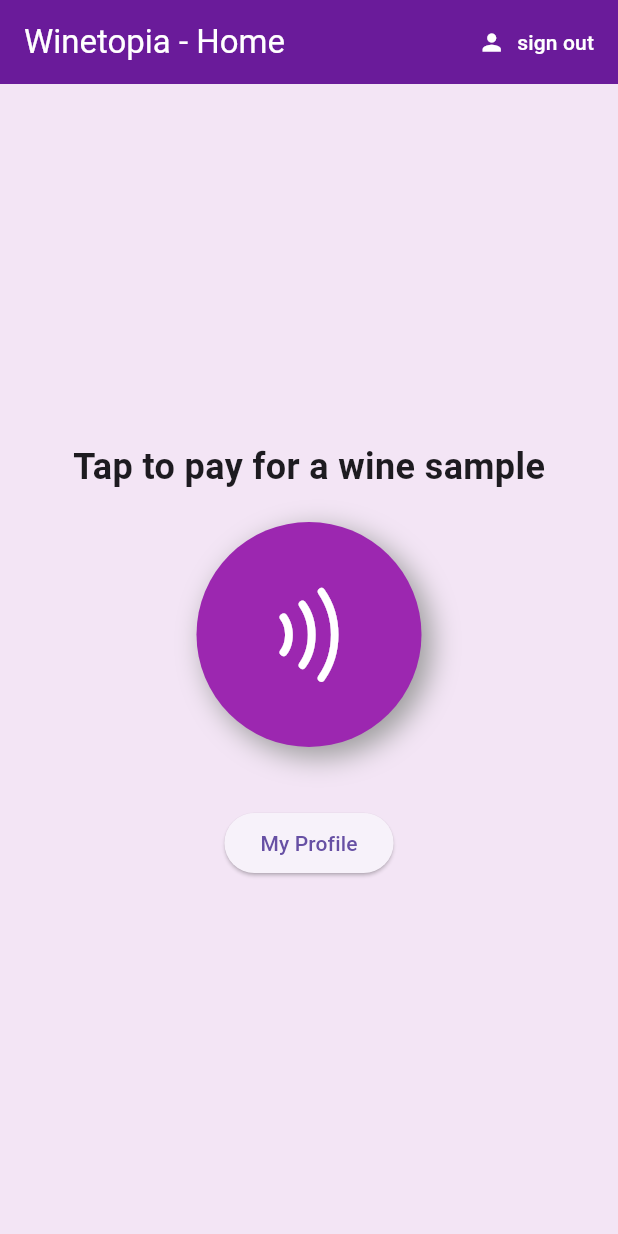
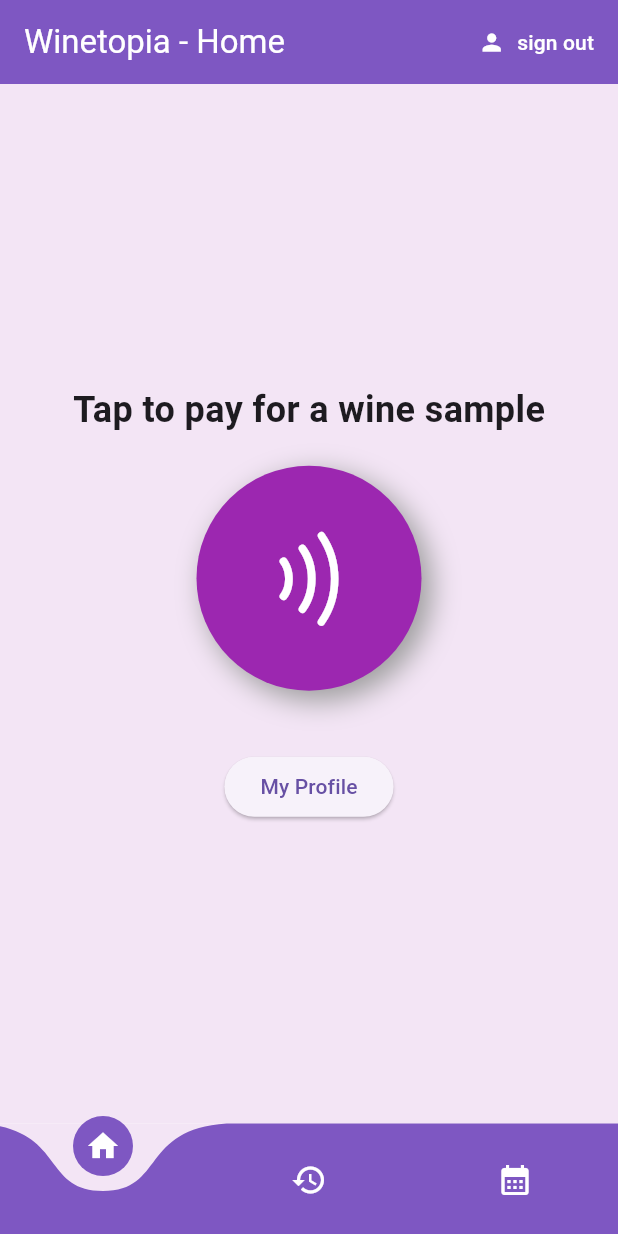
Before and after one commit to mnymkz/Winetopia, a Flutter app: the screen it shows once a user with an empty profile is signed in, on a phone screen of 412 x 824 dp. Run offline on Flutter 3.47's test engine with Material 3 defaults, Android fonts, the phone set to English and light mode, and no system bars; drawn by our look-alikes of curved_navigation_bar; our stand-ins replace cloud_firestore, firebase_auth, firebase_core, flutter_spinkit; missing offline and left inert: nfc_manager; accounts and stored records are empty.

Commit message:
feat: bottom navigation bar implemented
currently does not route to any other page as transaction history and event info do not exist yet

```diff
--- a/lib/screens/home/home.dart
+++ b/lib/screens/home/home.dart
@@ -24,13 +24,13 @@ class _HomeScreenState extends State<HomeScreen> {
   @override
   Widget build(BuildContext context) {
     return Scaffold(
-      backgroundColor: Colors.purple[50],
+      backgroundColor: Colors.purple.shade50,
       appBar: AppBar(
         title: const Text(
           'Winetopia - Home',
           style: TextStyle(color: Colors.white),
         ),
-        backgroundColor: Colors.purple[800],
+        backgroundColor: Colors.deepPurple.shade400,
         elevation: 0.0,
         actions: <Widget>[
           TextButton.icon(
--- /dev/null
+++ b/lib/screens/navigation.dart
@@ -0,0 +1,56 @@
+// ignore_for_file: prefer_const_constructors, prefer_const_literals_to_create_immutables
+
+import 'package:curved_navigation_bar/curved_navigation_bar.dart';
+import 'package:flutter/material.dart';
+import 'home/home.dart';
+
+class NavigationScreen extends StatefulWidget {
+  const NavigationScreen({Key? key}) : super(key: key);
+
+  @override
+  State<NavigationScreen> createState() => _NavigationScreenState();
+}
+
+class _NavigationScreenState extends State<NavigationScreen> {
+  int _selectedIndex = 0;
+
+  void _navigateCurvedBar(int index) {
+    setState(() {
+      _selectedIndex = index;
+    });
+  }
+
+  final List<Widget> _screens = [
+    HomeScreen(),
+    HomeScreen(), // change route to history
+    HomeScreen(), // change route to event info
+  ];
+
+  @override
+  Widget build(BuildContext context) {
+    return Scaffold(
+      body: _screens[_selectedIndex],
+      backgroundColor: Colors.white,
+      bottomNavigationBar: CurvedNavigationBar(
+        backgroundColor: Colors.purple.shade50,
+        color: Colors.deepPurple.shade400,
+        animationDuration: Duration(milliseconds: 200),
+        onTap: _navigateCurvedBar,
+        items: [
+          Icon(
+            Icons.home,
+            color: Colors.white
+          ),
+          Icon(
+            Icons.history,
+            color: Colors.white
+          ),
+          Icon(
+            Icons.calendar_month,
+            color: Colors.white
+          ),
+        ]
+      ),
+    );
+  }
+}
--- a/lib/screens/wrapper.dart
+++ b/lib/screens/wrapper.dart
@@ -2,7 +2,8 @@ import 'package:flutter/material.dart';
 import 'package:provider/provider.dart';
 import 'package:winetopia/models/winetopia_user.dart';
 import 'package:winetopia/screens/authenticate/authenticate.dart';
-import 'home/home.dart'; // Import the home screen
+import 'navigation.dart';
+//import 'home/home.dart'; // Import the home screen
 
 //screen wrapper class contains the screens
 class Wrapper extends StatelessWidget {
@@ -14,7 +15,8 @@ class Wrapper extends StatelessWidget {
     if (user == null) {
       return Authenticate();
     } else {
-      return HomeScreen();
+      //return HomeScreen();
+      return NavigationScreen();
     }
   }
 }
--- a/pubspec.yaml
+++ b/pubspec.yaml
@@ -40,6 +40,7 @@ dependencies:
     cloud_firestore: ^5.2.0
     provider: ^6.1.2
     flutter_spinkit: ^5.2.1
+    curved_navigation_bar: ^1.0.6
 
 dev_dependencies:
     flutter_test:
```
Also changed, not shown: pubspec.lock.
